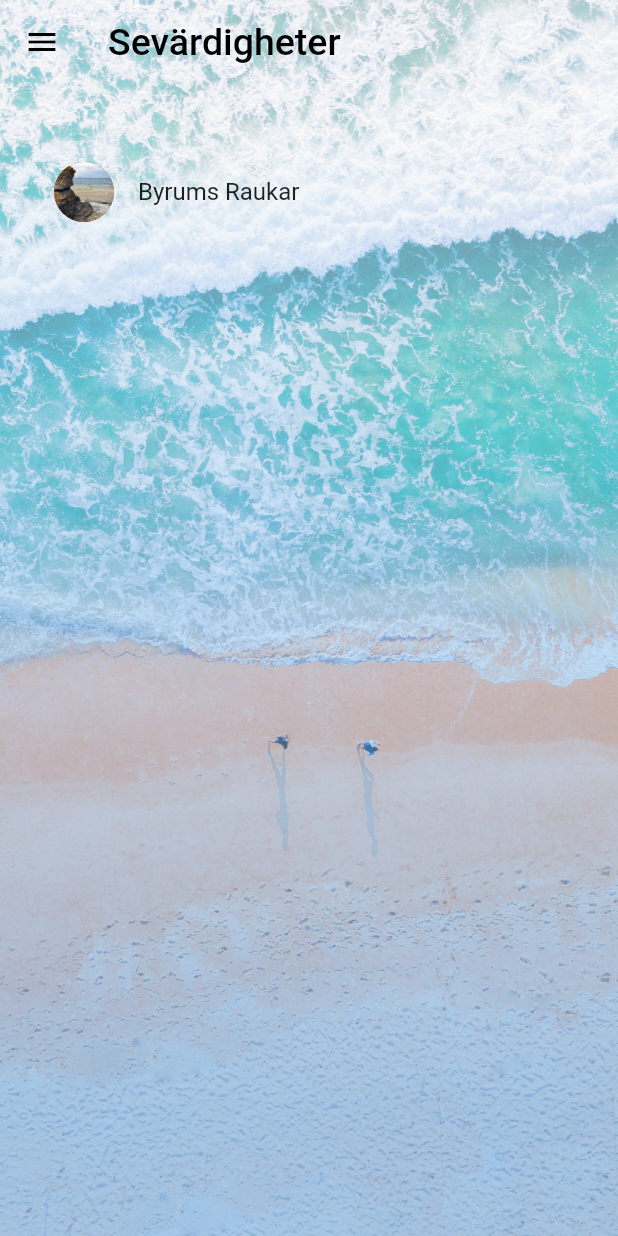
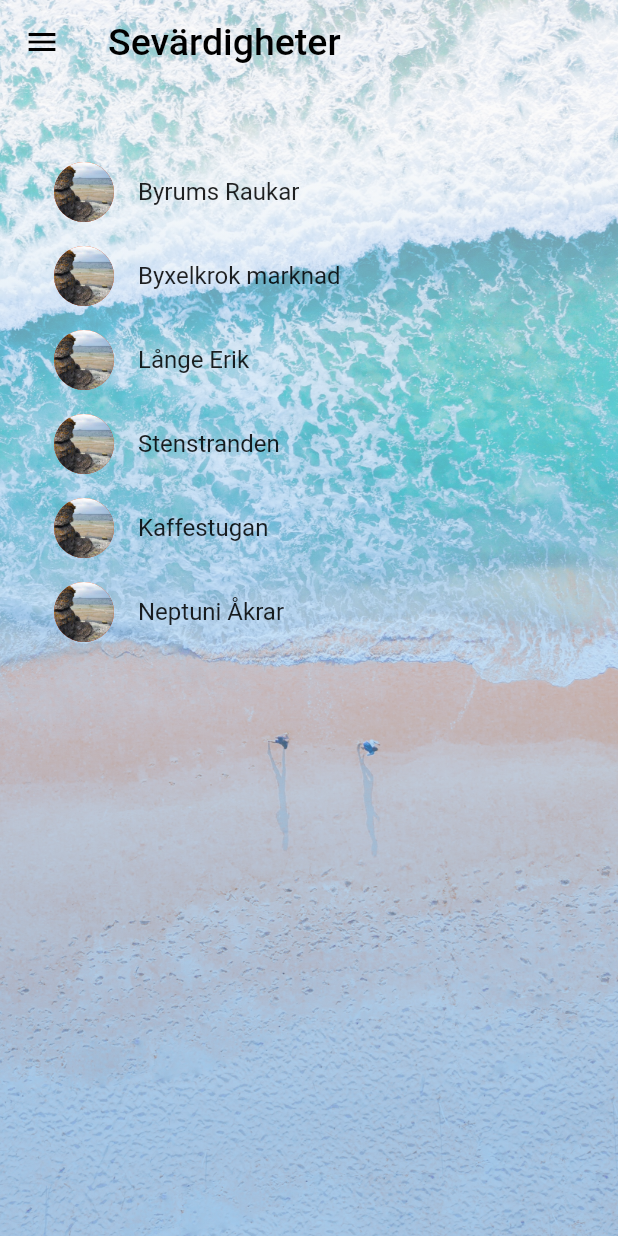
Before and after one commit to wrang308/Beach-aid-camp, a Flutter app: the TuristRoute screen opened directly, on a phone screen of 412 x 824 dp. Run offline on Flutter 3.47's test engine with Material 2 defaults, Android fonts, the phone set to English and light mode, and no system bars; our stand-ins replace auto_size_text, cloud_firestore, firebase_messaging, page_transition, photo_view, shared_preferences; accounts and stored records are empty.

Commit message:
added some new tourist places in sevärdigheter

```diff
--- a/lib/turistSaker.dart
+++ b/lib/turistSaker.dart
@@ -70,6 +70,36 @@ class _turistState extends State<TuristRoute> {
                 ),
                 title: Text('Byrums Raukar'),
               ),
+              ListTile(
+                leading: CircleAvatar(
+                  backgroundImage: AssetImage("assets/images/byrums-raukar-bla-jungfrun.jpg"), // no matter how big it is, it won't overflow
+                ),
+                title: Text('Byxelkrok marknad'),
+              ),
+              ListTile(
+                leading: CircleAvatar(
+                  backgroundImage: AssetImage("assets/images/byrums-raukar-bla-jungfrun.jpg"), // no matter how big it is, it won't overflow
+                ),
+                title: Text('Långe Erik'),
+              ),
+              ListTile(
+                leading: CircleAvatar(
+                  backgroundImage: AssetImage("assets/images/byrums-raukar-bla-jungfrun.jpg"), // no matter how big it is, it won't overflow
+                ),
+                title: Text('Stenstranden'),
+              ),
+              ListTile(
+                leading: CircleAvatar(
+                  backgroundImage: AssetImage("assets/images/byrums-raukar-bla-jungfrun.jpg"), // no matter how big it is, it won't overflow
+                ),
+                title: Text('Kaffestugan'),
+              ),
+              ListTile(
+                leading: CircleAvatar(
+                  backgroundImage: AssetImage("assets/images/byrums-raukar-bla-jungfrun.jpg"), // no matter how big it is, it won't overflow
+                ),
+                title: Text('Neptuni Åkrar'),
+              ),
             ],
           ),
           new Positioned(
```
